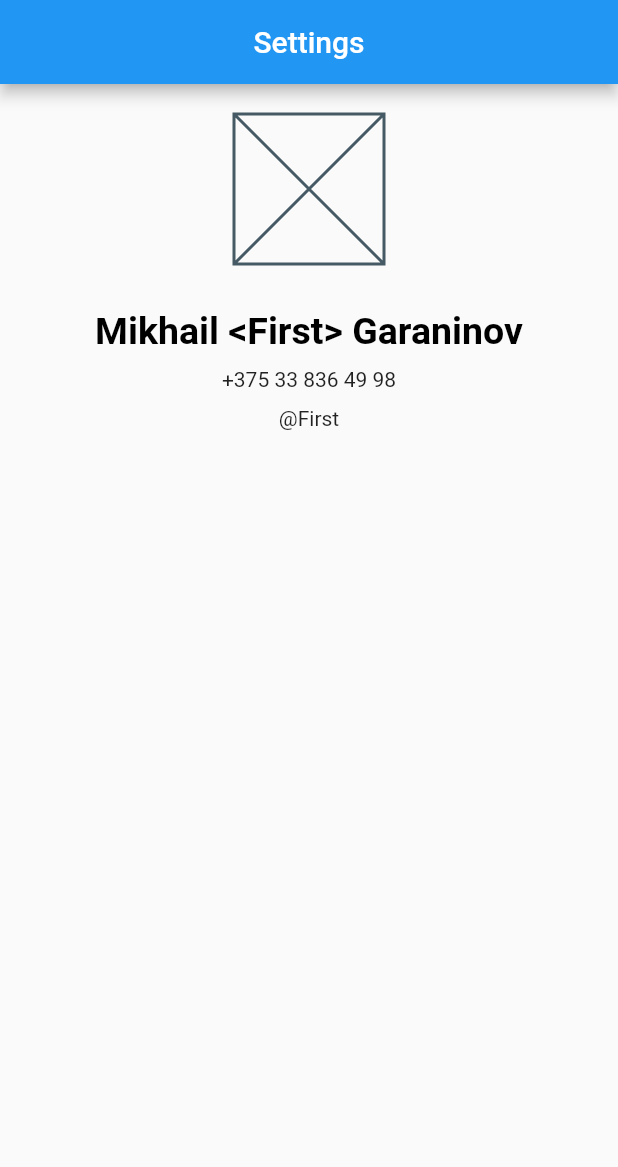
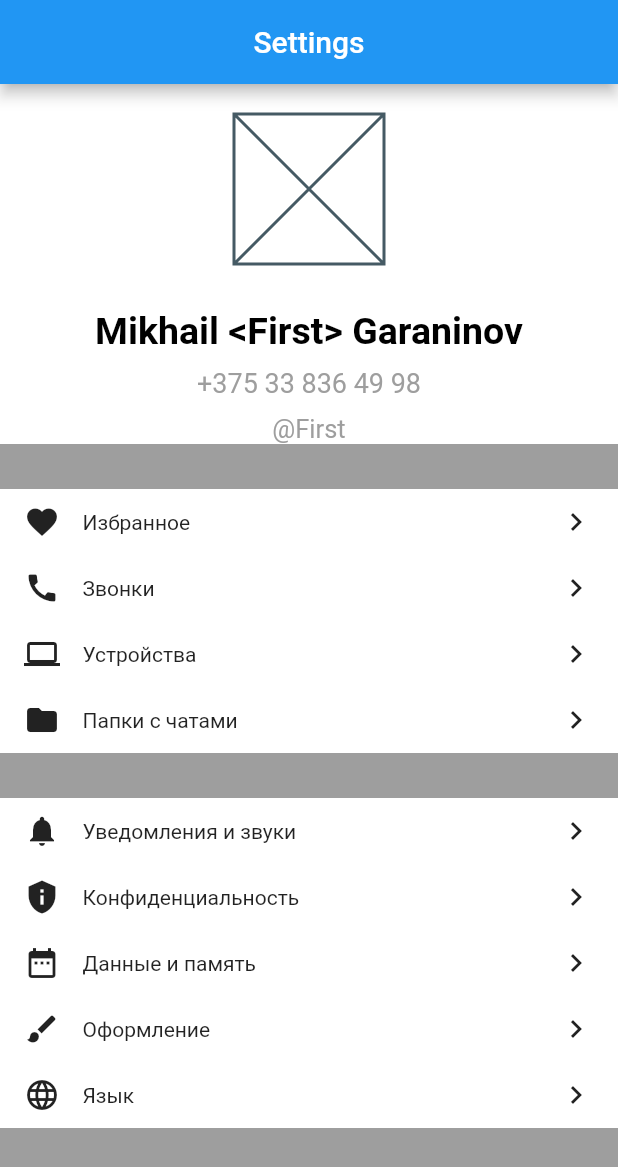
Before and after one commit to MikhailGaraninov/mobile, a Flutter app: the screen it shows after launch, on a phone screen of 412 x 824 dp. Shown: the top 1167 px of the screen. Run offline on Flutter 3.47's test engine with Material 2 defaults, Android fonts, the phone set to English and light mode, and no system bars.

Commit message:
28.04 on job

```diff
--- a/analysis_options.yaml
+++ b/analysis_options.yaml
@@ -22,6 +22,7 @@ linter:
   # `// ignore_for_file: name_of_lint` syntax on the line or in the file
   # producing the lint.
   rules:
+    prefer_const_constructors : false
     # avoid_print: false  # Uncomment to disable the `avoid_print` rule
     # prefer_single_quotes: true  # Uncomment to enable the `prefer_single_quotes` rule
 
--- a/lib/widgets/user_profile.dart
+++ b/lib/widgets/user_profile.dart
@@ -1,13 +1,27 @@
 // ignore_for_file: prefer_const_constructors
 
 import 'package:flutter/material.dart';
+import 'package:flutter/rendering.dart';
 
 class UserProfile extends StatelessWidget {
-  const UserProfile({Key? key}) : super(key: key);
+  List<MenuRowData> firstmenuRow = [
+    MenuRowData(Icons.favorite, 'Избранное'),
+    MenuRowData(Icons.call, 'Звонки'),
+    MenuRowData(Icons.computer, 'Устройства'),
+    MenuRowData(Icons.folder, 'Папки с чатами'),
+  ];
+  List<MenuRowData> secondmenuRow = [
+    MenuRowData(Icons.notifications, 'Уведомления и звуки'),
+    MenuRowData(Icons.privacy_tip, 'Конфиденциальность'),
+    MenuRowData(Icons.date_range, 'Данные и память'),
+    MenuRowData(Icons.brush, 'Оформление'),
+    MenuRowData(Icons.language, 'Язык'),
+  ];
 
   @override
   Widget build(BuildContext context) {
     return Scaffold(
+      backgroundColor: Colors.grey,
       appBar: AppBar(
         centerTitle: true,
         title: Text('Settings'),
@@ -15,7 +29,81 @@ class UserProfile extends StatelessWidget {
       body: Container(
         width: double.infinity,
         child: Column(
+          mainAxisAlignment: MainAxisAlignment.start,
           crossAxisAlignment: CrossAxisAlignment.center,
+          children: [
+            _UserInfo(),
+            SizedBox(height: 30),
+            _MenuWidget(
+              menuRow: firstmenuRow,
+            ),
+            SizedBox(height: 30),
+            _MenuWidget(menuRow: secondmenuRow),
+          ],
+        ),
+      ),
+    );
+  }
+}
+
+class MenuRowData {
+  final IconData icon;
+  final String text;
+
+  MenuRowData(this.icon, this.text);
+}
+
+class _MenuWidget extends StatelessWidget {
+  final List<MenuRowData> menuRow;
+  const _MenuWidget({
+    Key? key,
+    required this.menuRow
+    }) : super(key: key);
+
+  @override
+  Widget build(BuildContext context) {
+    return Container(
+      color: Colors.white,
+      width: double.infinity,
+      // ignore: prefer_const_literals_to_create_immutables
+      child: Column(
+        children: menuRow.map((data) => _MenuWidgetRow(data: data)).toList(),
+      ),
+    );
+  }
+}
+
+class _MenuWidgetRow extends StatelessWidget {
+  final MenuRowData data;
+  const _MenuWidgetRow({Key? key, required this.data})
+      : super(key: key);
+
+  @override
+  Widget build(BuildContext context) {
+    return Padding(
+      padding: const EdgeInsets.symmetric(horizontal: 16, vertical: 10),
+      child: Row(
+        // ignore: prefer_const_literals_to_create_immutables
+        children: [
+          Icon(data.icon),
+          SizedBox(width: 15),
+          Expanded(child: Text(data.text)),
+          Icon(Icons.chevron_right)
+        ],
+      ),
+    );
+  }
+}
+
+class _UserInfo extends StatelessWidget {
+  const _UserInfo({Key? key}) : super(key: key);
+
+  @override
+  Widget build(BuildContext context) {
+    return Container(
+      color: Colors.white,
+      width: double.infinity,
+      child: Column(
         // ignore: prefer_const_literals_to_create_immutables
         children: [
           SizedBox(height: 20),
@@ -28,7 +116,6 @@ class UserProfile extends StatelessWidget {
           _UserNickNameWidget(),
         ],
       ),
-      ),
     );
   }
 }
@@ -40,7 +127,10 @@ class _UserNickNameWidget extends StatelessWidget {
 
   @override
   Widget build(BuildContext context) {
-    return Text('@First');
+    return Text(
+      '@First',
+      style: TextStyle(color: Colors.grey, fontSize: 17),
+    );
   }
 }
 
@@ -51,7 +141,10 @@ class _UserNumberWidget extends StatelessWidget {
 
   @override
   Widget build(BuildContext context) {
-    return Text('+375 33 836 49 98');
+    return Text(
+      '+375 33 836 49 98',
+      style: TextStyle(color: Colors.grey, fontSize: 18),
+    );
   }
 }
 
@@ -62,7 +155,8 @@ class _UserNameWidget extends StatelessWidget {
 
   @override
   Widget build(BuildContext context) {
-    return Text('Mikhail <First> Garaninov',
+    return Text(
+      'Mikhail <First> Garaninov',
       style: TextStyle(
         color: Colors.black,
         fontSize: 25,
@@ -79,9 +173,6 @@ class _AvatarWidget extends StatelessWidget {
 
   @override
   Widget build(BuildContext context) {
-    return Container(
-      width: 100,
-      height: 100,
-      child: Placeholder());
+    return Container(width: 100, height: 100, child: Placeholder());
   }
 }
```
Lines whose indentation alone changed are shown as unchanged.
